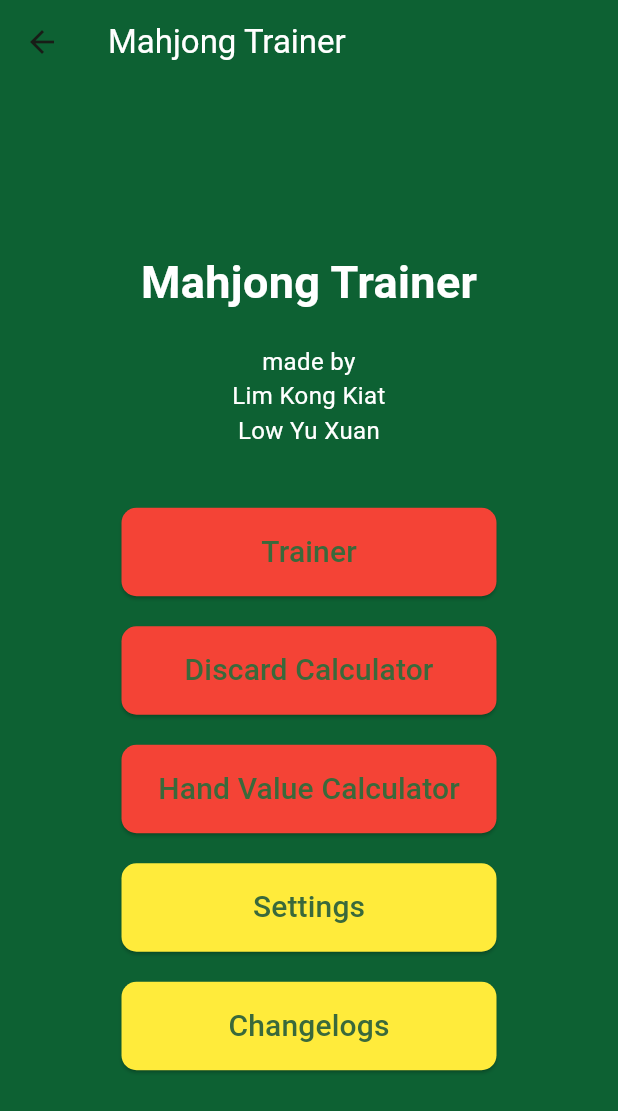
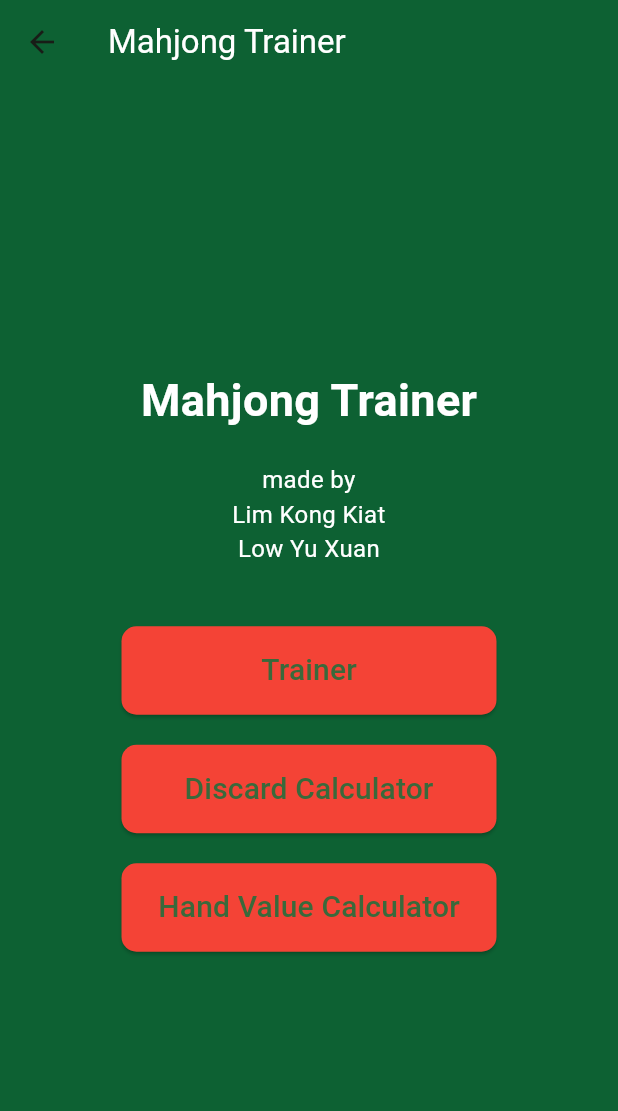
Before and after one commit to limkongkiat/majtrainer, a Flutter app: the HomeScreen screen opened directly with empty values, on a phone screen of 412 x 824 dp. Shown: the top 1111 px of the screen. Run offline on Flutter 3.47's test engine with Material 3 defaults, Android fonts, the phone set to English and light mode, and no system bars; our stand-ins replace firebase_auth, firebase_core, firebase_database, google_sign_in; accounts and stored records are empty.

Commit message:
Random changes/bugfixes I guess

```diff
--- a/lib/DiscardResult.dart
+++ b/lib/DiscardResult.dart
@@ -43,7 +43,7 @@ class DiscardResult extends StatelessWidget {
                   )),
               const SizedBox(height: 10),
               Container(
-                  width: 120,
+                  width: 150,
                   height: 200,
                   decoration: const BoxDecoration(
                       borderRadius: BorderRadius.all(Radius.circular(10.0)),
@@ -77,6 +77,7 @@ class DiscardResult extends StatelessWidget {
                     mainAxisSpacing: 2.0,
                     childAspectRatio: 0.8,
                   ),
+                  physics: const NeverScrollableScrollPhysics(),
                   itemCount: selectedImages.length,
                   itemBuilder: (context, index) {
                     return Padding(
--- a/lib/HandValueResult.dart
+++ b/lib/HandValueResult.dart
@@ -41,6 +41,7 @@ class HandValueResult extends StatelessWidget {
                     mainAxisSpacing: 2.0,
                     childAspectRatio: 0.8,
                   ),
+                  physics: const NeverScrollableScrollPhysics(),
                   itemCount: selectedImages.length,
                   itemBuilder: (context, index) {
                     return Padding(
@@ -73,6 +74,7 @@ class HandValueResult extends StatelessWidget {
               const SizedBox(height: 10),
               Flexible(
                   child: ListView.builder(
+                      physics: const NeverScrollableScrollPhysics(),
                       itemCount: scInfo.taiList.length,
                       itemBuilder: (context, index) {
                         return Text(scInfo.taiList[index],
--- a/lib/HomeScreen.dart
+++ b/lib/HomeScreen.dart
@@ -104,36 +104,36 @@ class HomeScreen extends StatelessWidget {
                     style: TextStyle(fontSize: 20)),
               ),
             ),
-            const SizedBox(height: 20),
-            SizedBox(
-              width: 250,
-              child: ElevatedButton(
-                onPressed: () {},
-                style: ElevatedButton.styleFrom(
-                  backgroundColor: Colors.yellow,
-                  padding: const EdgeInsets.symmetric(vertical: 15),
-                  shape: RoundedRectangleBorder(
-                    borderRadius: BorderRadius.circular(10),
-                  ),
-                ),
-                child: const Text('Settings', style: TextStyle(fontSize: 20)),
-              ),
-            ),
-            const SizedBox(height: 20),
-            SizedBox(
-              width: 250,
-              child: ElevatedButton(
-                onPressed: () {},
-                style: ElevatedButton.styleFrom(
-                  backgroundColor: Colors.yellow,
-                  padding: const EdgeInsets.symmetric(vertical: 15),
-                  shape: RoundedRectangleBorder(
-                    borderRadius: BorderRadius.circular(10),
-                  ),
-                ),
-                child: const Text('Changelogs', style: TextStyle(fontSize: 20)),
-              ),
-            ),
+            // const SizedBox(height: 20),
+            // SizedBox(
+            //   width: 250,
+            //   child: ElevatedButton(
+            //     onPressed: () {},
+            //     style: ElevatedButton.styleFrom(
+            //       backgroundColor: Colors.yellow,
+            //       padding: const EdgeInsets.symmetric(vertical: 15),
+            //       shape: RoundedRectangleBorder(
+            //         borderRadius: BorderRadius.circular(10),
+            //       ),
+            //     ),
+            //     child: const Text('Settings', style: TextStyle(fontSize: 20)),
+            //   ),
+            // ),
+            // const SizedBox(height: 20),
+            // SizedBox(
+            //   width: 250,
+            //   child: ElevatedButton(
+            //     onPressed: () {},
+            //     style: ElevatedButton.styleFrom(
+            //       backgroundColor: Colors.yellow,
+            //       padding: const EdgeInsets.symmetric(vertical: 15),
+            //       shape: RoundedRectangleBorder(
+            //         borderRadius: BorderRadius.circular(10),
+            //       ),
+            //     ),
+            //     child: const Text('Changelogs', style: TextStyle(fontSize: 20)),
+            //   ),
+            // ),
           ],
         ),
       ),
--- a/lib/WinTileSelector.dart
+++ b/lib/WinTileSelector.dart
@@ -38,7 +38,7 @@ class WinTileSelector extends StatelessWidget {
                           ),
                         ],
                         title: const Text(
-                            'This is a quiz to test your Mahjong skills!\n\nFor each given hand, choose the best tile to discard to maximise your winrate. Simply click the tile you wish to choose.\n\nAfter each hand, you will be told whether you have chosen the right or wrong hand.\n\nAfter 5 hands, a score out of 5 will be given. Past scores can also be seen to see your progress!'),
+                            'The winning tile refers to the last tile you drew/another player discarded which led to you winning the hand.'),
                       ));
             },
           )
```
